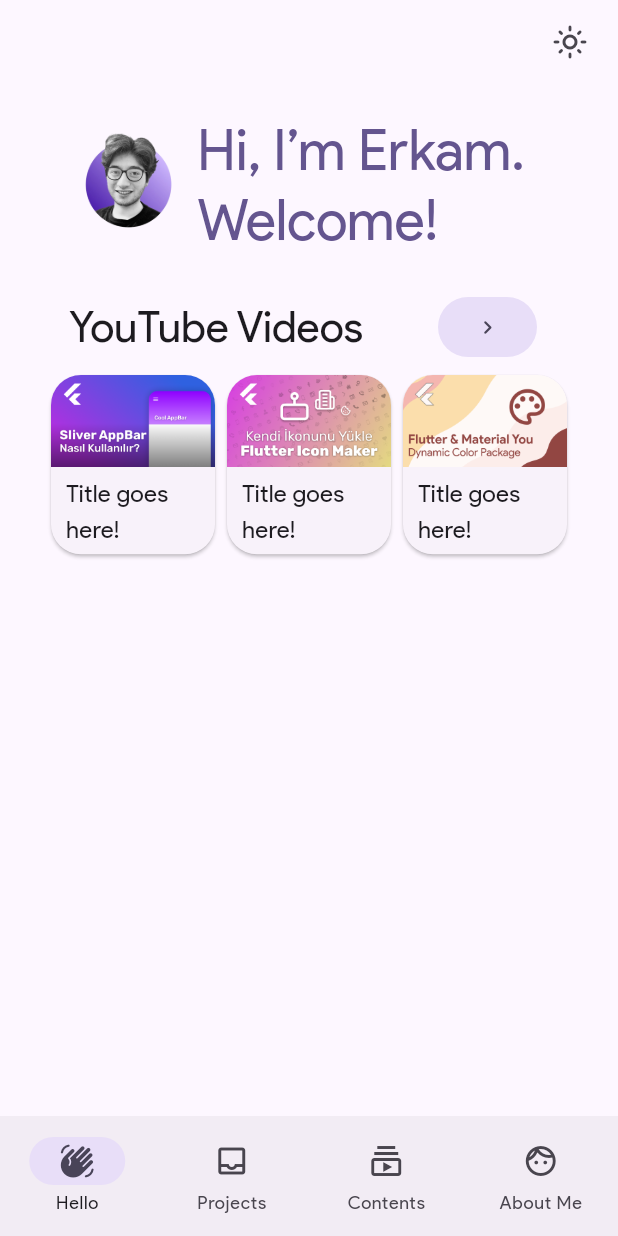
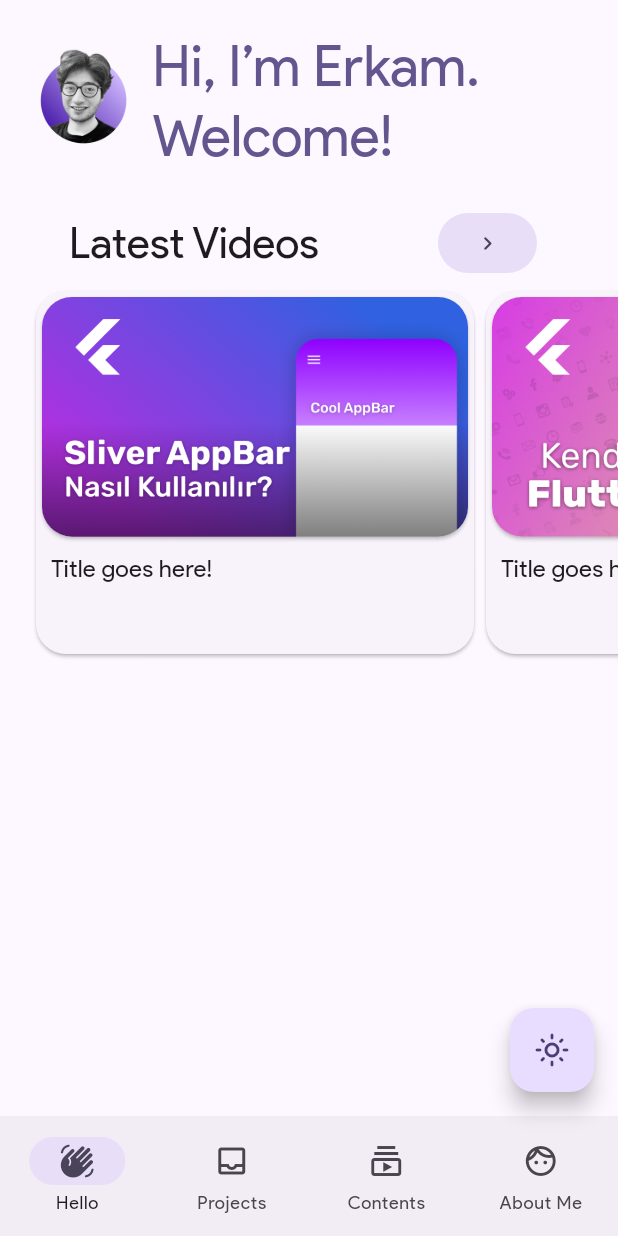
Before and after one commit to erkam-dev/personal_website, a Flutter app: the screen it shows after launch, on a phone screen of 412 x 824 dp. Run offline on Flutter 3.47's test engine with Material 2 defaults, Android fonts, the light colour scheme and no system bars.

Commit message:
fix: hi screen carousel & wording fix.

```diff
--- a/lib/app/home/presentation/screens/hi_screen.dart
+++ b/lib/app/home/presentation/screens/hi_screen.dart
@@ -11,9 +11,10 @@ class HiScreen extends StatelessWidget {
       "assets/images/material-you.png",
     ];
     return LayoutBuilder(
-      builder: (p0, c) => ListView(
-        padding:
-            EdgeInsets.symmetric(horizontal: c.biggest.width > 1000 ? 100 : 30),
+      builder: (p0, c) => Center(
+        child: SizedBox(
+          width: c.biggest.width > 1200 ? 1200 : null,
+          child: ListView(
             children: [
               Padding(
                 padding: const EdgeInsets.all(20),
@@ -21,37 +22,42 @@ class HiScreen extends StatelessWidget {
                   children: [
                     Image.asset(
                       "assets/images/pp.png",
-                  scale: c.biggest.width > 800 ? 5 : 7,
+                      scale: 7,
                     ),
                     const SizedBox(width: 10),
                     Expanded(
                       child: Text(
                         "Hi, I’m Erkam. Welcome!",
-                    textScaleFactor: c.biggest.width > 800 ? 2 : 1.7,
-                    style: Theme.of(context)
-                        .textTheme
-                        .titleLarge!
-                        .copyWith(color: Theme.of(context).colorScheme.primary),
+                        textScaleFactor: 1.7,
+                        style: Theme.of(context).textTheme.titleLarge!.copyWith(
+                            color: Theme.of(context).colorScheme.primary),
                       ),
                     ),
                   ],
                 ),
               ),
-          ListTile(
+              Padding(
+                padding: const EdgeInsets.symmetric(horizontal: 30),
+                child: ListTile(
                   title: Text(
-              "YouTube Videos",
+                    "Latest Videos",
                     style: Theme.of(context).textTheme.titleLarge,
-              textScaleFactor: c.biggest.width > 800 ? 1.5 : 1.3,
+                    textScaleFactor: 1.3,
                   ),
                   trailing: FilledButton.tonal(
                     onPressed: () {},
                     child: const Icon(Icons.navigate_next_rounded),
                   ),
                 ),
-          Row(
+              ),
+              SizedBox(
+                height: 250,
+                child: ListView(
+                  padding: const EdgeInsets.symmetric(horizontal: 20),
+                  scrollDirection: Axis.horizontal,
+                  itemExtent: 300,
                   children: images
-                .map((e) => Expanded(
-                      child: Card(
+                      .map((e) => Card(
                             child: InkWell(
                               onTap: () {},
                               child: SizedBox(
@@ -59,25 +65,28 @@ class HiScreen extends StatelessWidget {
                                   shrinkWrap: true,
                                   physics: const NeverScrollableScrollPhysics(),
                                   children: [
-                                Image.asset(e),
+                                    Card(child: Image.asset(e)),
                                     Padding(
                                       padding: const EdgeInsets.symmetric(
                                           horizontal: 10, vertical: 5),
                                       child: Text(
                                         "Title goes here!",
-                                    style:
-                                        Theme.of(context).textTheme.titleMedium,
+                                        style: Theme.of(context)
+                                            .textTheme
+                                            .titleMedium,
                                       ),
                                     )
                                   ],
                                 ),
                               ),
                             ),
-                      ),
                           ))
                       .toList(),
+                ),
               )
             ],
+          ),
+        ),
       ),
     );
   }
--- a/lib/app/home/presentation/screens/layout/home_mobile_layout.dart
+++ b/lib/app/home/presentation/screens/layout/home_mobile_layout.dart
@@ -16,24 +16,6 @@ class _HomeMobileLayoutState extends State<HomeMobileLayout> {
   @override
   Widget build(BuildContext context) {
     return Scaffold(
-      appBar: AppBar(
-        actions: [
-          ValueListenableBuilder(
-            valueListenable: themeMode,
-            builder: (context, value, child) => Padding(
-              padding: const EdgeInsets.all(8.0),
-              child: IconButton(
-                onPressed: themeModeSetter,
-                icon: value == ThemeMode.dark
-                    ? const Icon(Icons.dark_mode_outlined)
-                    : value == ThemeMode.light
-                        ? const Icon(Icons.light_mode_outlined)
-                        : const Icon(Icons.palette_outlined),
-              ),
-            ),
-          ),
-        ],
-      ),
       body: const HiScreen(),
       bottomNavigationBar: NavigationBar(
         selectedIndex: widget.selectedIndex,
@@ -62,6 +44,20 @@ class _HomeMobileLayoutState extends State<HomeMobileLayout> {
           ),
         ],
       ),
+      floatingActionButton: FloatingActionButton(
+        onPressed: themeModeSetter,
+        child: ValueListenableBuilder(
+          valueListenable: themeMode,
+          builder: (context, value, child) => Padding(
+            padding: const EdgeInsets.all(8.0),
+            child: value == ThemeMode.dark
+                ? const Icon(Icons.dark_mode_outlined)
+                : value == ThemeMode.light
+                    ? const Icon(Icons.light_mode_outlined)
+                    : const Icon(Icons.palette_outlined),
+          ),
+        ),
+      ),
     );
   }
 }
```
Lines whose indentation alone changed are shown as unchanged.
